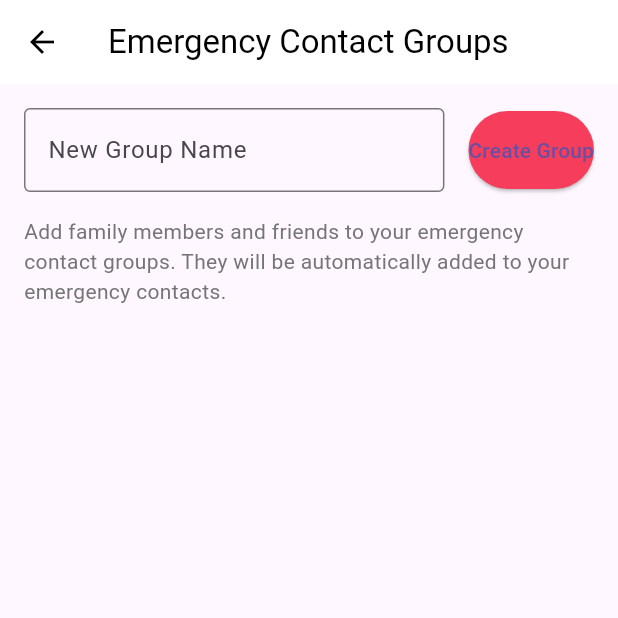
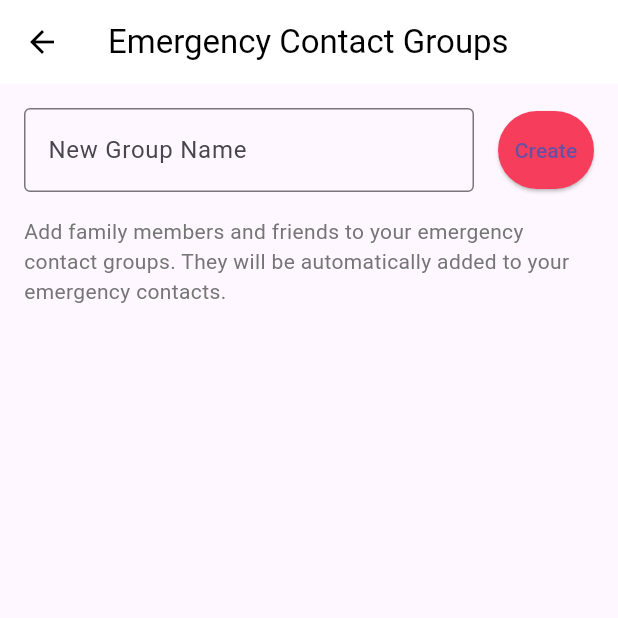
Before and after one commit to jussrz/SOSit, a Flutter app: the GroupPage screen opened directly, on a phone screen of 412 x 824 dp, the top half of it. Run offline on Flutter 3.47's test engine with Material 3 defaults, Android fonts, the phone set to English and light mode, and no system bars; our stand-ins replace flutter_blue_plus, flutter_svg, font_awesome_flutter, geocoding, geolocator, google_maps_flutter and 4 more; accounts and stored records are empty.

Commit message:
fixed create button

```diff
--- a/lib/group_page.dart
+++ b/lib/group_page.dart
@@ -370,7 +370,7 @@ class _GroupPageState extends State<GroupPage> {
                           backgroundColor: const Color(0xFFF73D5C),
                           padding: const EdgeInsets.symmetric(vertical: 16),
                         ),
-                        child: const Text('Create Group'),
+                        child: const Text('Create'),
                       ),
                     ],
                   ),
```
